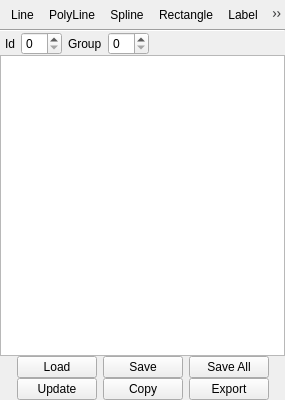
Before: the Qt Designer form freeview/ToolWindowMeasure.ui in freesurfer/freesurfer, drawn with Qt 5.
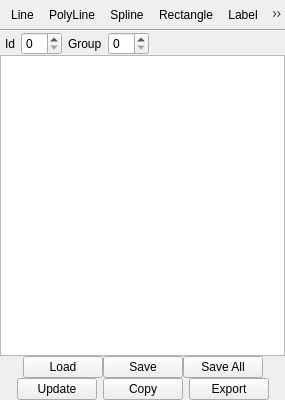
After: the same form once the commit is applied. Icons and pictures are not drawn. Custom widgets are drawn as their Qt base class.

Commit message: Added tool to draw on iso-surface

Patch:
```diff
--- a/freeview/ToolWindowMeasure.ui
+++ b/freeview/ToolWindowMeasure.ui
@@ -116,12 +116,6 @@
    </item>
    <item>
     <layout class="QHBoxLayout" name="horizontalLayout_3">
-     <property name="spacing">
-      <number>6</number>
-     </property>
-     <property name="margin">
-      <number>0</number>
-     </property>
      <item>
       <spacer name="horizontalSpacer_3">
        <property name="orientation">
```
Left out of the diff: 24 changed lines with no effect on the pictures. The commit also changes 16 other files.
